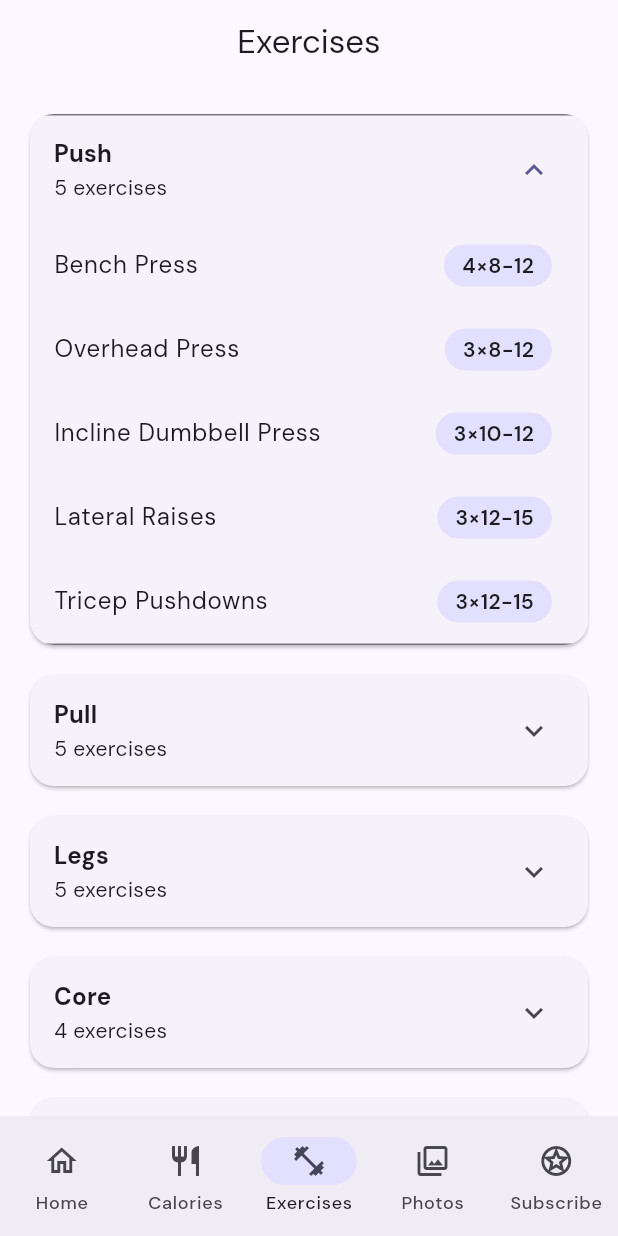
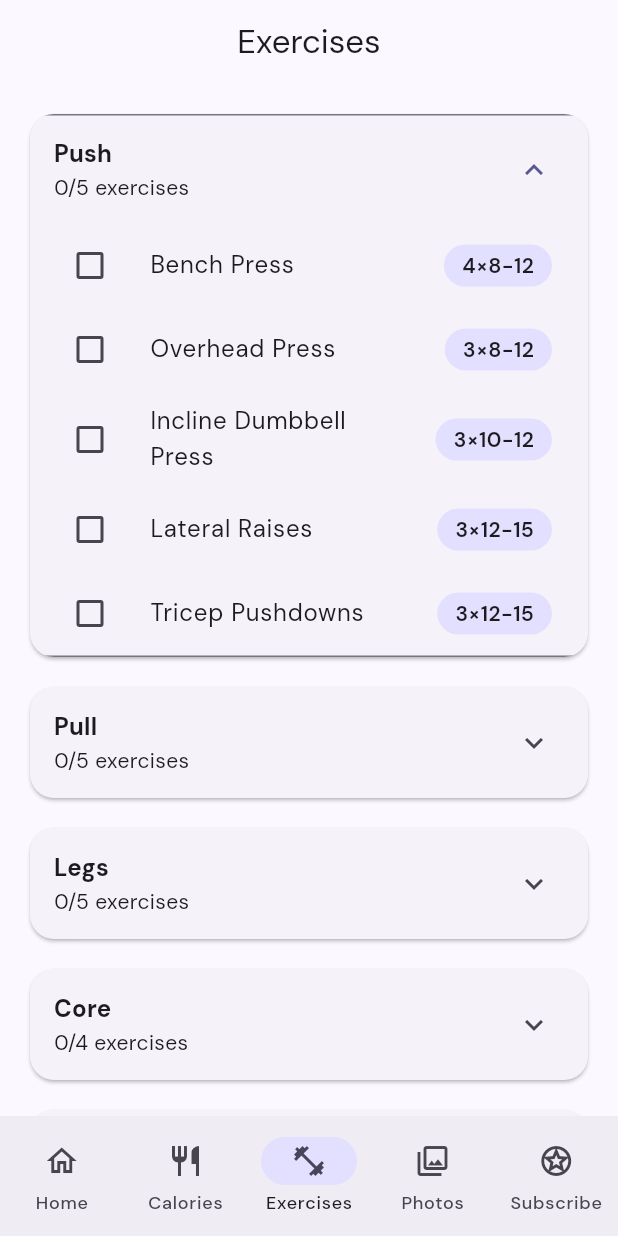
Before and after one commit to sohamgudewar/FitPu1se, a Flutter app: the ExercisesScreen screen opened by its route, after a tap on "Push", on a phone screen of 412 x 824 dp. Run offline on Flutter 3.47's test engine with Material 3 defaults, Android fonts, the light colour scheme and no system bars; our stand-ins replace cloud_firestore, firebase_auth, firebase_core, flutter_riverpod, go_router, google_fonts and 1 more; accounts and stored records are empty.

Commit message:
v2 session 3: exercises -- rest timer dialog + workout completion summary dialog

```diff
--- a/fitpulse/lib/features/exercises/screens/exercises_screen.dart
+++ b/fitpulse/lib/features/exercises/screens/exercises_screen.dart
@@ -1,9 +1,57 @@
 import 'package:flutter/material.dart';
 
 import '../data/workouts.dart';
+import '../widgets/rest_timer_dialog.dart';
+import '../widgets/workout_summary_dialog.dart';
 
-final class ExercisesScreen extends StatelessWidget {
+final class ExercisesScreen extends StatefulWidget {
   const ExercisesScreen({super.key});
+
+  @override
+  State<ExercisesScreen> createState() => _ExercisesScreenState();
+}
+
+final class _ExercisesScreenState extends State<ExercisesScreen> {
+  final Map<int, Set<int>> _completed = {};
+
+  int _completedCount(WorkoutDay day, int dayIndex) =>
+      _completed[dayIndex]?.length ?? 0;
+
+  bool _allDone(WorkoutDay day, int dayIndex) =>
+      _completedCount(day, dayIndex) == day.exercises.length;
+
+  void _toggleExercise(WorkoutDay day, int dayIndex, int exIndex) {
+    final set = _completed.putIfAbsent(dayIndex, () => {});
+    setState(() {
+      if (set.contains(exIndex)) {
+        set.remove(exIndex);
+      } else {
+        set.add(exIndex);
+        if (!_allDone(day, dayIndex)) {
+          showRestTimer(context);
+        }
+      }
+    });
+
+    if (_allDone(day, dayIndex)) {
+      final totalSets = day.exercises.fold(0, (sum, e) => sum + e.sets);
+      showDialog(
+        context: context,
+        builder: (_) => WorkoutSummaryDialog(
+          workoutName: day.name,
+          exercisesDone: day.exercises.length,
+          totalSets: totalSets,
+        ),
+      );
+    }
+  }
+
+  void showRestTimer(BuildContext context) {
+    showDialog(
+      context: context,
+      builder: (_) => const RestTimerDialog(),
+    );
+  }
 
   @override
   Widget build(BuildContext context) {
@@ -17,30 +65,38 @@ final class ExercisesScreen extends StatelessWidget {
         separatorBuilder: (_, _) => const SizedBox(height: 12),
         itemBuilder: (_, i) {
           final day = workouts[i];
+          final done = _completedCount(day, i);
+          final total = day.exercises.length;
+
           return Card(
             clipBehavior: Clip.antiAlias,
             child: ExpansionTile(
               title: Text(day.name, style: theme.textTheme.titleMedium?.copyWith(fontWeight: FontWeight.bold)),
-              subtitle: Text('${day.exercises.length} exercises'),
-              children: day.exercises.map((e) => _exerciseTile(theme, e)).toList(),
+              subtitle: Text('$done/$total exercises'),
+              children: day.exercises.asMap().entries.map((entry) {
+                final exIndex = entry.key;
+                final e = entry.value;
+                final isDone = _completed[i]?.contains(exIndex) ?? false;
+                return ListTile(
+                  leading: Checkbox(
+                    value: isDone,
+                    onChanged: (_) => _toggleExercise(day, i, exIndex),
+                  ),
+                  title: Text(e.name, style: isDone ? TextStyle(color: theme.colorScheme.onSurfaceVariant) : null),
+                  trailing: Container(
+                    padding: const EdgeInsets.symmetric(horizontal: 12, vertical: 4),
+                    decoration: BoxDecoration(
+                      color: theme.colorScheme.primaryContainer,
+                      borderRadius: BorderRadius.circular(20),
+                    ),
+                    child: Text('${e.sets}×${e.reps}', style: theme.textTheme.bodyMedium?.copyWith(fontWeight: FontWeight.w600)),
+                  ),
+                );
+              }).toList(),
             ),
           );
         },
       ),
     );
   }
-
-  Widget _exerciseTile(ThemeData theme, Exercise e) {
-    return ListTile(
-      title: Text(e.name),
-      trailing: Container(
-        padding: const EdgeInsets.symmetric(horizontal: 12, vertical: 4),
-        decoration: BoxDecoration(
-          color: theme.colorScheme.primaryContainer,
-          borderRadius: BorderRadius.circular(20),
-        ),
-        child: Text('${e.sets}×${e.reps}', style: theme.textTheme.bodyMedium?.copyWith(fontWeight: FontWeight.w600)),
-      ),
-    );
-  }
 }
```
Also changed, not shown: fitpulse/lib/features/exercises/widgets/rest_timer_dialog.dart (added, +104 -0 lines), fitpulse/lib/features/exercises/widgets/workout_summary_dialog.dart (added, +56 -0 lines), 1 other file.
